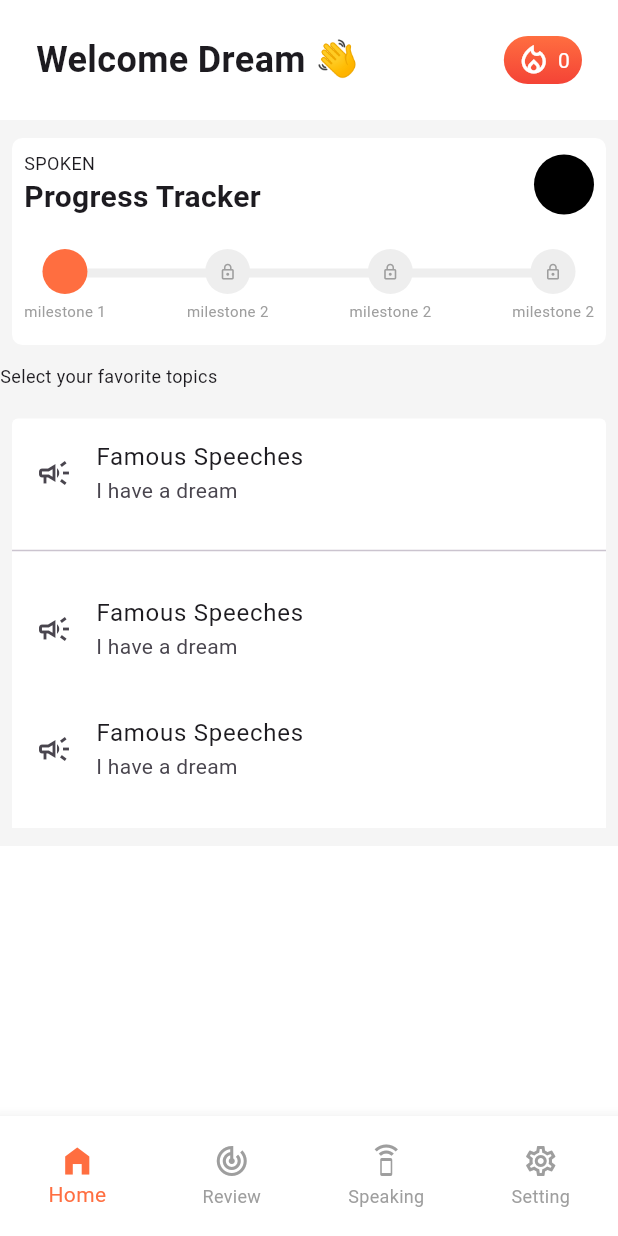
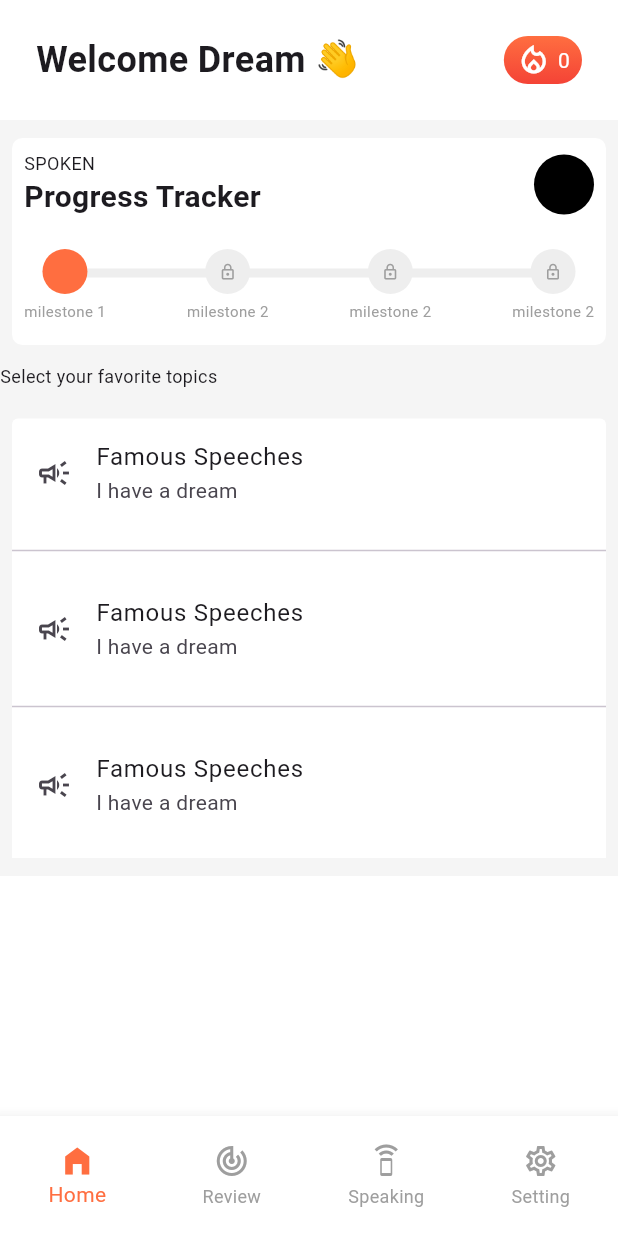
Before and after one commit to JAICHANGPARK/flutter_notebook_chapter_42, a Flutter app: the LanguageLearningHomePage screen opened directly, on a phone screen of 412 x 824 dp. Run offline on Flutter 3.47's test engine with Material 3 defaults, Android fonts, the phone set to English and light mode, and no system bars; our stand-ins replace date_picker_timeline, gap, hugeicons.

Commit message:
Update lla_home_page.dart

```diff
--- a/lib/ep2148_language_learning_app/views/lla_home_page.dart
+++ b/lib/ep2148_language_learning_app/views/lla_home_page.dart
@@ -263,7 +263,6 @@ class _LanguageLearningHomePageState extends State<LanguageLearningHomePage> {
                           color: Colors.white,
                           borderRadius: BorderRadius.circular(4),
                         ),
-
                         child: Column(
                           spacing: 8,
                           children: [
@@ -278,11 +277,13 @@ class _LanguageLearningHomePageState extends State<LanguageLearningHomePage> {
                               subtitle: Text("I have a dream"),
                               leading: Icon(Icons.campaign_outlined),
                             ),
+                            Divider(),
                             ListTile(
                               title: Text("Famous Speeches"),
                               subtitle: Text("I have a dream"),
                               leading: Icon(Icons.campaign_outlined),
                             ),
+                            Divider(),
                             ListTile(
                               title: Text("Famous Speeches"),
                               subtitle: Text("I have a dream"),
@@ -290,7 +291,6 @@ class _LanguageLearningHomePageState extends State<LanguageLearningHomePage> {
                             ),
                           ],
                         ),
-
                       ),
                     ],
                   ),
@@ -298,7 +298,7 @@ class _LanguageLearningHomePageState extends State<LanguageLearningHomePage> {
               ),
             ),
             Container(
-              height: 180,
+              height: 160,
               decoration: BoxDecoration(
                 color: Colors.white,
               ),
```
